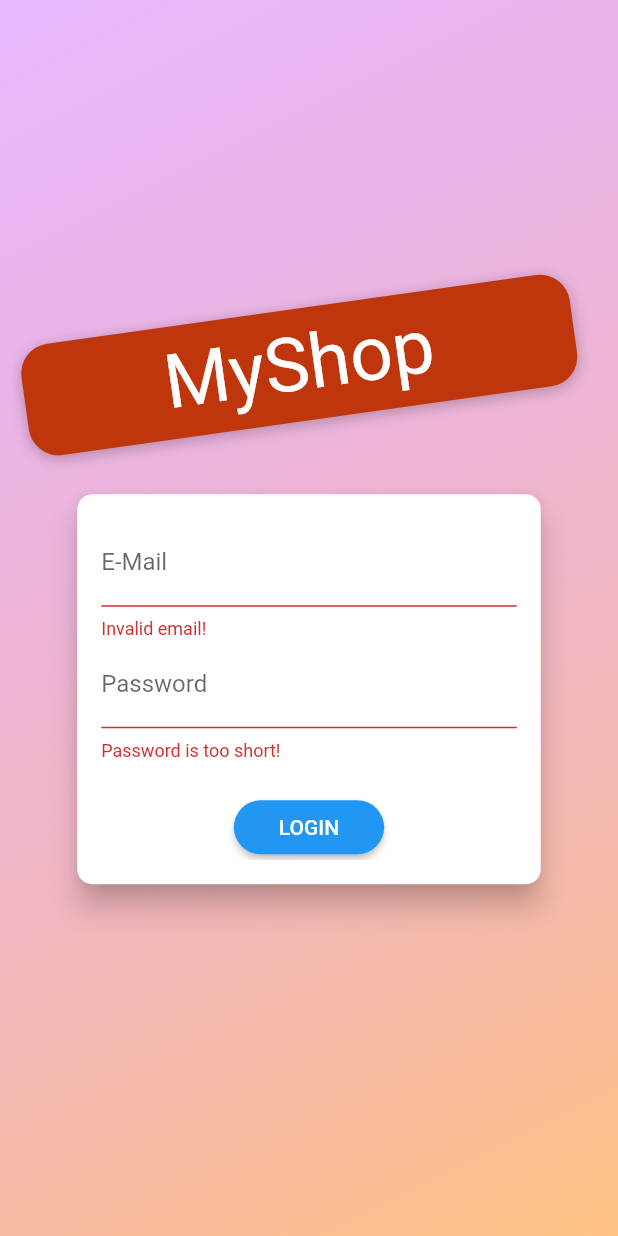
After one commit to Codehoff/Mainsights, a Flutter app: the AuthScreen screen opened directly, after a tap on "LOGIN", on a phone screen of 412 x 824 dp. The commit adds this screen. Run offline on Flutter 3.47's test engine with Material 2 defaults, Android fonts, the phone set to English and light mode, and no system bars; missing offline and left inert: swipedetector; Roboto replaces fonts that are missing (Anton).

Commit message:
DummyData + Auth + Pubspec
Prepared Authentication Screen + added some dummy data

```diff
--- a/lib/dummy_data.dart
+++ b/lib/dummy_data.dart
@@ -22,4 +22,39 @@ var dummyFlashcards = [
     category: Category.Valuation,
     complexity: Complexity.Basic,
   ),
+  Flashcard(
+    id: 'q4',
+    question: 'What is your favorite colour?',
+    answer: "Red",
+    category: Category.Valuation,
+    complexity: Complexity.Basic,
+  ),
+  Flashcard(
+    id: 'q5',
+    question: 'How do you do',
+    answer: "Pretty good my dude",
+    category: Category.Valuation,
+    complexity: Complexity.Basic,
+  ),
+  Flashcard(
+    id: 'q6',
+    question: 'What time is it?',
+    answer: "2pm",
+    category: Category.Valuation,
+    complexity: Complexity.Basic,
+  ),
+  Flashcard(
+    id: 'q7',
+    question: 'What is the purpose of my existence?',
+    answer: "Pff I dunno",
+    category: Category.Valuation,
+    complexity: Complexity.Basic,
+  ),
+  Flashcard(
+    id: 'q8',
+    question: 'What is the airspeed velocity of an unladen swallow?',
+    answer: "What do you mean? African or american swallow?",
+    category: Category.Valuation,
+    complexity: Complexity.Basic,
+  ),
 ];
--- /dev/null
+++ b/lib/screens/authscreen.dart
@@ -0,0 +1,226 @@
+import 'dart:math';
+
+import 'package:flutter/material.dart';
+
+enum AuthMode { Signup, Login }
+
+class AuthScreen extends StatelessWidget {
+  static const routeName = '/auth';
+
+  @override
+  Widget build(BuildContext context) {
+    final deviceSize = MediaQuery.of(context).size;
+    // final transformConfig = Matrix4.rotationZ(-8 * pi / 180);
+    // transformConfig.translate(-10.0);
+    return Scaffold(
+      // resizeToAvoidBottomInset: false,
+      body: Stack(
+        children: <Widget>[
+          Container(
+            decoration: BoxDecoration(
+              gradient: LinearGradient(
+                colors: [
+                  Color.fromRGBO(215, 117, 255, 1).withOpacity(0.5),
+                  Color.fromRGBO(255, 188, 117, 1).withOpacity(0.9),
+                ],
+                begin: Alignment.topLeft,
+                end: Alignment.bottomRight,
+                stops: [0, 1],
+              ),
+            ),
+          ),
+          SingleChildScrollView(
+            child: Container(
+              height: deviceSize.height,
+              width: deviceSize.width,
+              child: Column(
+                mainAxisAlignment: MainAxisAlignment.center,
+                crossAxisAlignment: CrossAxisAlignment.center,
+                children: <Widget>[
+                  Flexible(
+                    child: Container(
+                      margin: EdgeInsets.only(bottom: 20.0),
+                      padding:
+                          EdgeInsets.symmetric(vertical: 8.0, horizontal: 94.0),
+                      transform: Matrix4.rotationZ(-8 * pi / 180)
+                        ..translate(-10.0),
+                      // ..translate(-10.0),
+                      decoration: BoxDecoration(
+                        borderRadius: BorderRadius.circular(20),
+                        color: Colors.deepOrange.shade900,
+                        boxShadow: [
+                          BoxShadow(
+                            blurRadius: 8,
+                            color: Colors.black26,
+                            offset: Offset(0, 2),
+                          )
+                        ],
+                      ),
+                      child: Text(
+                        'MyShop',
+                        style: TextStyle(
+                          color:
+                              Theme.of(context).accentTextTheme.headline6.color,
+                          fontSize: 50,
+                          fontFamily: 'Anton',
+                          fontWeight: FontWeight.normal,
+                        ),
+                      ),
+                    ),
+                  ),
+                  Flexible(
+                    flex: deviceSize.width > 600 ? 2 : 1,
+                    child: AuthCard(),
+                  ),
+                ],
+              ),
+            ),
+          ),
+        ],
+      ),
+    );
+  }
+}
+
+class AuthCard extends StatefulWidget {
+  const AuthCard({
+    Key key,
+  }) : super(key: key);
+
+  @override
+  _AuthCardState createState() => _AuthCardState();
+}
+
+class _AuthCardState extends State<AuthCard> {
+  final GlobalKey<FormState> _formKey = GlobalKey();
+  AuthMode _authMode = AuthMode.Login;
+  Map<String, String> _authData = {
+    'email': '',
+    'password': '',
+  };
+  var _isLoading = false;
+  final _passwordController = TextEditingController();
+
+  void _submit() {
+    if (!_formKey.currentState.validate()) {
+      // Invalid!
+      return;
+    }
+    _formKey.currentState.save();
+    setState(() {
+      _isLoading = true;
+    });
+    if (_authMode == AuthMode.Login) {
+      // Log user in
+    } else {
+      // Sign user up
+    }
+    setState(() {
+      _isLoading = false;
+    });
+  }
+
+  void _switchAuthMode() {
+    if (_authMode == AuthMode.Login) {
+      setState(() {
+        _authMode = AuthMode.Signup;
+      });
+    } else {
+      setState(() {
+        _authMode = AuthMode.Login;
+      });
+    }
+  }
+
+  @override
+  Widget build(BuildContext context) {
+    final deviceSize = MediaQuery.of(context).size;
+    return Card(
+      shape: RoundedRectangleBorder(
+        borderRadius: BorderRadius.circular(10.0),
+      ),
+      elevation: 8.0,
+      child: Container(
+        height: _authMode == AuthMode.Signup ? 320 : 260,
+        constraints:
+            BoxConstraints(minHeight: _authMode == AuthMode.Signup ? 320 : 260),
+        width: deviceSize.width * 0.75,
+        padding: EdgeInsets.all(16.0),
+        child: Form(
+          key: _formKey,
+          child: SingleChildScrollView(
+            child: Column(
+              children: <Widget>[
+                TextFormField(
+                  decoration: InputDecoration(labelText: 'E-Mail'),
+                  keyboardType: TextInputType.emailAddress,
+                  validator: (value) {
+                    if (value.isEmpty || !value.contains('@')) {
+                      return 'Invalid email!';
+                    }
+                    return null;
+                  },
+                  onSaved: (value) {
+                    _authData['email'] = value;
+                  },
+                ),
+                TextFormField(
+                  decoration: InputDecoration(labelText: 'Password'),
+                  obscureText: true,
+                  controller: _passwordController,
+                  validator: (value) {
+                    if (value.isEmpty || value.length < 5) {
+                      return 'Password is too short!';
+                    }
+                  },
+                  onSaved: (value) {
+                    _authData['password'] = value;
+                  },
+                ),
+                if (_authMode == AuthMode.Signup)
+                  TextFormField(
+                    enabled: _authMode == AuthMode.Signup,
+                    decoration: InputDecoration(labelText: 'Confirm Password'),
+                    obscureText: true,
+                    validator: _authMode == AuthMode.Signup
+                        ? (value) {
+                            if (value != _passwordController.text) {
+                              return 'Passwords do not match!';
+                            }
+                          }
+                        : null,
+                  ),
+                SizedBox(
+                  height: 20,
+                ),
+                if (_isLoading)
+                  CircularProgressIndicator()
+                else
+                  RaisedButton(
+                    child:
+                        Text(_authMode == AuthMode.Login ? 'LOGIN' : 'SIGN UP'),
+                    onPressed: _submit,
+                    shape: RoundedRectangleBorder(
+                      borderRadius: BorderRadius.circular(30),
+                    ),
+                    padding:
+                        EdgeInsets.symmetric(horizontal: 30.0, vertical: 8.0),
+                    color: Theme.of(context).primaryColor,
+                    textColor: Theme.of(context).primaryTextTheme.button.color,
+                  ),
+                FlatButton(
+                  child: Text(
+                      '${_authMode == AuthMode.Login ? 'SIGNUP' : 'LOGIN'} INSTEAD'),
+                  onPressed: _switchAuthMode,
+                  padding: EdgeInsets.symmetric(horizontal: 30.0, vertical: 4),
+                  materialTapTargetSize: MaterialTapTargetSize.shrinkWrap,
+                  textColor: Theme.of(context).primaryColor,
+                ),
+              ],
+            ),
+          ),
+        ),
+      ),
+    );
+  }
+}
--- a/pubspec.yaml
+++ b/pubspec.yaml
@@ -14,12 +14,15 @@ description: A new Flutter project.
 version: 1.0.0+1
 
 environment:
-  sdk: ">=2.1.0 <3.0.0"
+  sdk: ">=2.2.0 <3.0.0"
 
 dependencies:
   flutter:
     sdk: flutter
   swipedetector: ^1.2.0
+  provider: ^3.0.0
+  intl: ^0.15.8
+  http: ^0.12.0+2
 
   # The following adds the Cupertino Icons font to your application.
   # Use with the CupertinoIcons class for iOS style icons.
```
Also changed, not shown: pubspec.lock.
